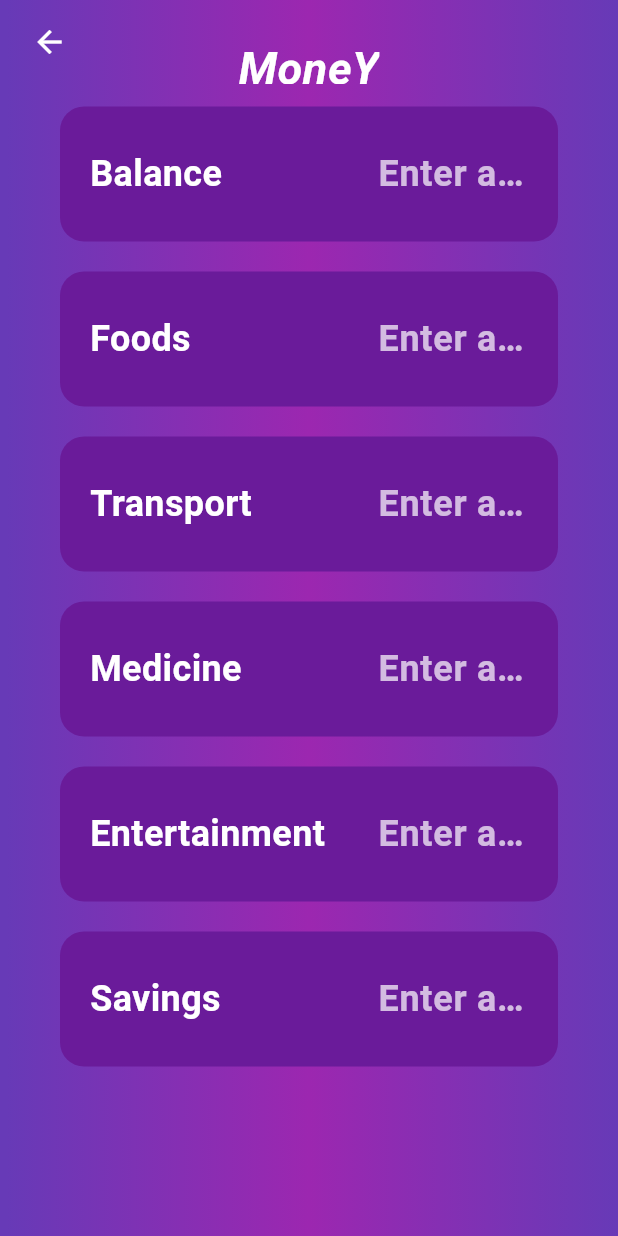
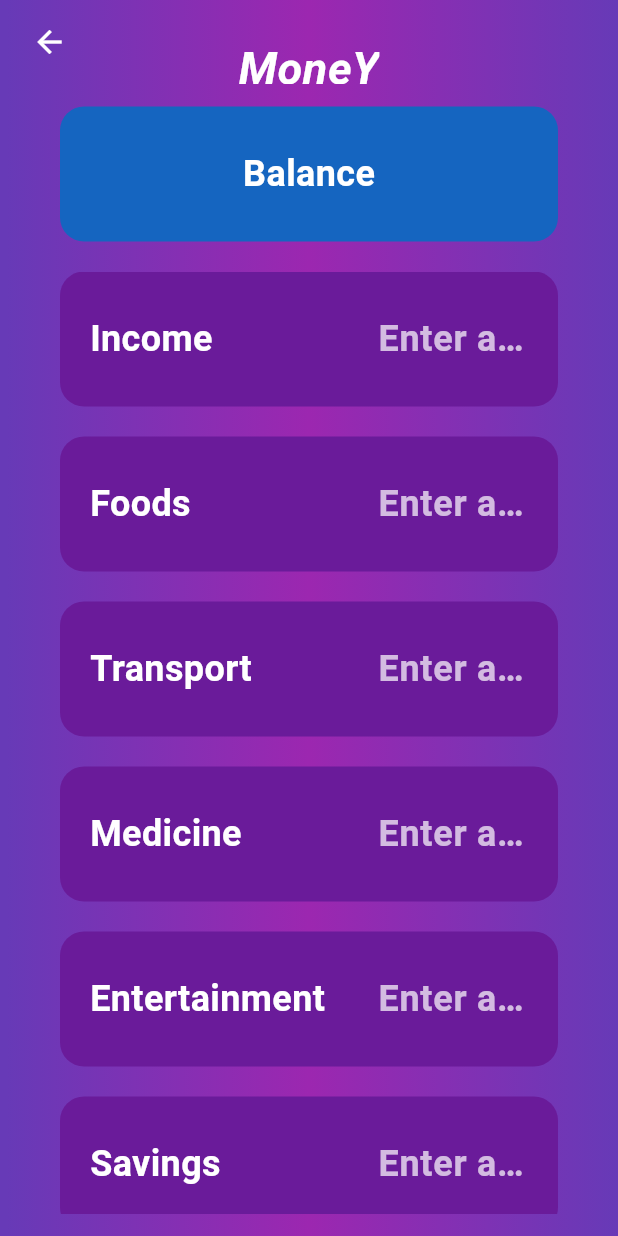
Before and after one commit to Pathirana99/Flutter, a Flutter app: the screen it shows after launch, after a tap on "Manage Your Money", on a phone screen of 412 x 824 dp. Run offline on Flutter 3.47's test engine with Material 3 defaults, Android fonts, the phone set to English and light mode, and no system bars; our stand-ins replace device_preview.

Commit message:
Update budget_page.dart

```diff
--- a/appl/lib/screens/budget_page.dart
+++ b/appl/lib/screens/budget_page.dart
@@ -11,7 +11,7 @@ class Budget extends StatefulWidget {
 
 class _BudgetState extends State<Budget> {
   final List<String> categories = [
-    'Balance',
+    'Income',
     'Foods',
     'Transport',
     'Medicine',
@@ -47,6 +47,33 @@ class _BudgetState extends State<Budget> {
       content: Center(
         child: Padding(
           padding: const EdgeInsets.symmetric(horizontal: 40, vertical: 15),
+          child: Column(
+            children: [
+              // Independent Row
+              Padding(
+                padding: const EdgeInsets.only(bottom: 20.0),
+                child: Container(
+                  height: 90,
+                  decoration: BoxDecoration(
+                    color: Colors.blue.shade800,
+                    borderRadius: BorderRadius.circular(16),
+                  ),
+                  padding: const EdgeInsets.all(10),
+                  child: Center( // Center the content both vertically and horizontally
+                    child: const Text(
+                      'Balance',
+                      style: TextStyle(
+                        color: Colors.white,
+                        fontSize: 24,
+                        fontWeight: FontWeight.w600,
+                      ),
+                    ),
+                  ),
+                ),
+              ),
+
+              // ListView for the remaining rows
+              Expanded(
                 child: ListView.builder(
                   itemCount: categories.length,
                   itemBuilder: (context, index) {
@@ -71,16 +98,16 @@ class _BudgetState extends State<Budget> {
                                 fontWeight: FontWeight.w600,
                               ),
                             ),
-                      const Spacer(), // Add Spacer to push the TextField to the right
+                            const Spacer(),
                             Padding(
-                        padding: const EdgeInsets.only(right: 10.0), // Add margin to the right
+                              padding: const EdgeInsets.only(right: 10.0),
                               child: SizedBox(
-                          width: 100, // Set width of the TextField
+                                width: 100,
                                 child: TextField(
-                            controller: controllers[index], // Use the controller for each row
-                            keyboardType: TextInputType.number, // Numeric keyboard
+                                  controller: controllers[index],
+                                  keyboardType: TextInputType.number,
                                   inputFormatters: [
-                              FilteringTextInputFormatter.digitsOnly, // Only digits
+                                    FilteringTextInputFormatter.digitsOnly,
                                   ],
                                   decoration: const InputDecoration(
                                     hintText: 'Enter amount',
@@ -104,6 +131,9 @@ class _BudgetState extends State<Budget> {
                   },
                 ),
               ),
+            ],
+          ),
+        ),
       ),
     );
   }
```
Lines whose indentation alone changed are shown as unchanged.
